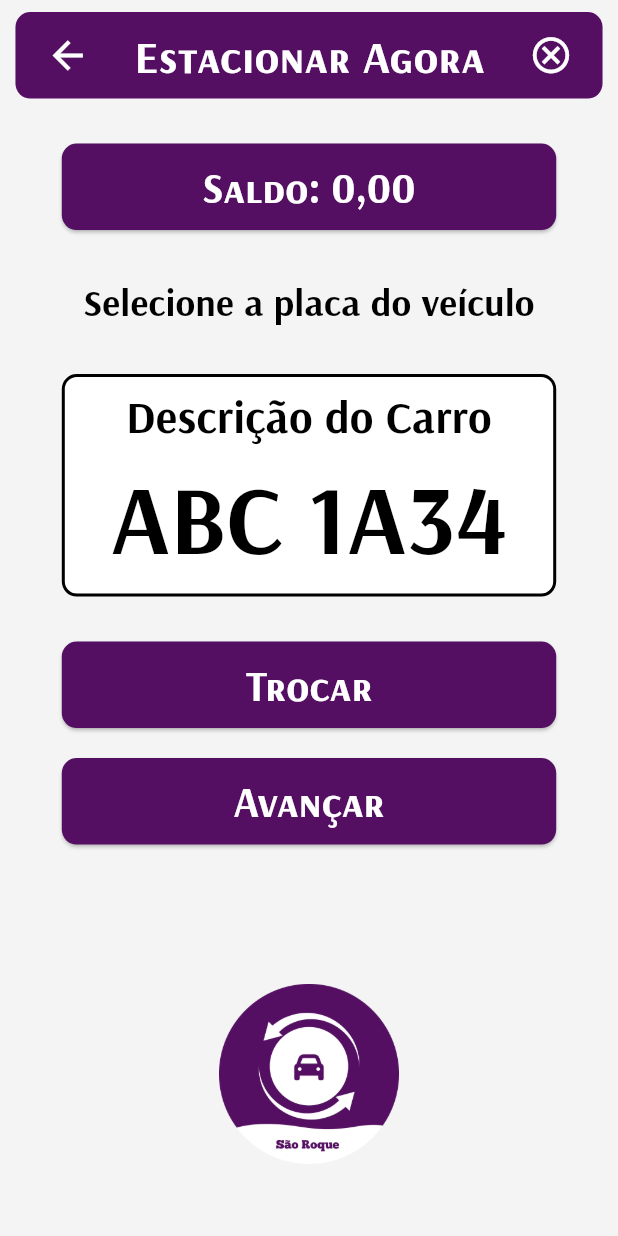
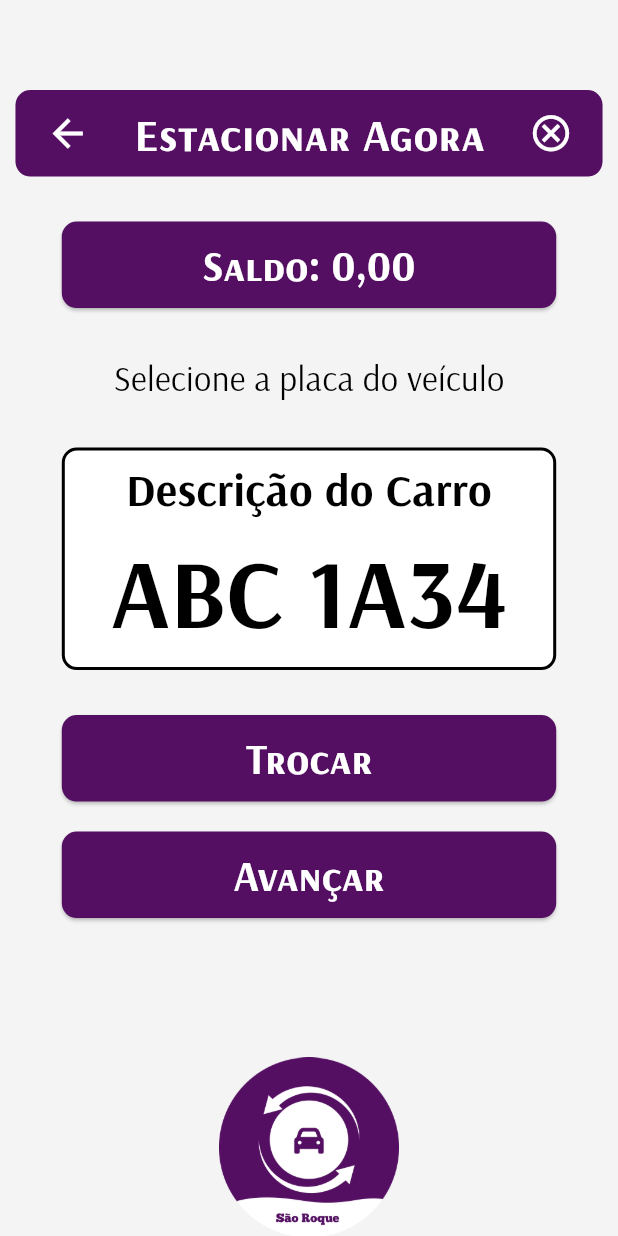
Before and after one commit to PietroBlackDev/Projeto-Estaciona-Facil, a Flutter app: the TelaEstacionamentoUm screen opened directly, on a phone screen of 412 x 824 dp. Run offline on Flutter 3.47's test engine with Material 3 defaults, Android fonts, the phone set to English and light mode, and no system bars; our stand-ins replace lottie.

Commit message:
Adicionando padding vertical nas páginas

```diff
--- a/lib/pages/Fluxo_Henrique/tela_estacionamento_um.dart
+++ b/lib/pages/Fluxo_Henrique/tela_estacionamento_um.dart
@@ -1,5 +1,4 @@
 import 'package:estaciona_facil/components/botao_basico.dart';
-import 'package:estaciona_facil/components/input.dart';
 import 'package:estaciona_facil/components/widget_label.dart';
 import 'package:estaciona_facil/pages/Fluxo_Henrique/tela_estacionamento_dois.dart';
 import 'package:flutter/material.dart';
@@ -15,22 +14,26 @@ class _TelaEstacionamentoUmState extends State<TelaEstacionamentoUm> {
   @override
   Widget build(BuildContext context) {
     return Scaffold(
-      body: Center(
+      body: SingleChildScrollView(
+        child: Center(
           child: Padding(
-          padding: const EdgeInsets.all(8.0),
+            padding: const EdgeInsets.symmetric(vertical: 60.0),
             child: Column(
               spacing: 30,
               children: [
                 WidgetLabel(texto: "Estacionar Agora"),
 
-              BotaoBasico(texto: "Saldo: 0,00", pagina: TelaEstacionamentoUm()),
+                BotaoBasico(
+                  texto: "Saldo: 0,00",
+                  pagina: TelaEstacionamentoUm(),
+                ),
 
                 Text(
                   "Selecione a placa do veículo",
                   style: TextStyle(
                     color: Colors.black,
-                  fontSize: 25,
-                  fontWeight: FontWeight.w600,
+                    fontSize: 23,
+                    fontWeight: FontWeight.w500,
                     fontFamily: 'Arsenal',
                   ),
                 ),
@@ -71,7 +74,10 @@ class _TelaEstacionamentoUmState extends State<TelaEstacionamentoUm> {
                 Column(
                   spacing: 20,
                   children: [
-                  BotaoBasico(texto: "Trocar", pagina: TelaEstacionamentoUm()),
+                    BotaoBasico(
+                      texto: "Trocar",
+                      pagina: TelaEstacionamentoUm(),
+                    ),
                     BotaoBasico(
                       texto: "Avançar",
                       pagina: TelaEstacionamentoDois(),
@@ -98,6 +104,7 @@ class _TelaEstacionamentoUmState extends State<TelaEstacionamentoUm> {
             ),
           ),
         ),
+      ),
     );
   }
 }
```
Also changed, not shown: lib/pages/Fluxo_Henrique/tela_estacionamento_dois.dart (+6 -6 lines). Lines whose indentation alone changed are shown as unchanged.
